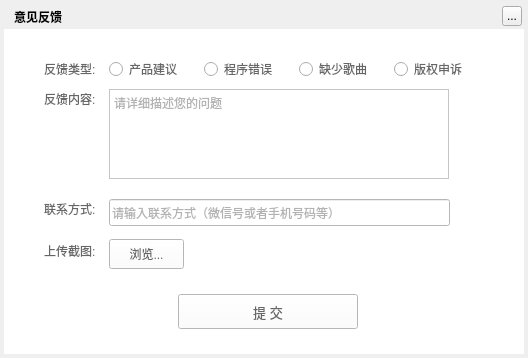
The window that TTKModule/TTKWidget/musicUiKits/musicWidgetKits/musicmessagefeedbackdialog.ui (Greedysky/TTKMusicPlayer) describes before a commit, drawn with Qt 5.
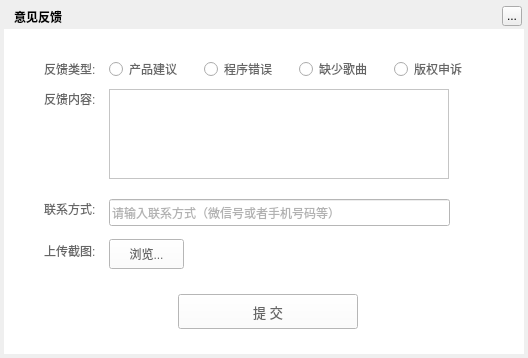
The same window after the commit.

Commit message: Fixed build on linux[345674]

What changed in the file:
```diff
--- a/TTKModule/TTKWidget/musicUiKits/musicWidgetKits/musicmessagefeedbackdialog.ui
+++ b/TTKModule/TTKWidget/musicUiKits/musicWidgetKits/musicmessagefeedbackdialog.ui
@@ -185,9 +185,6 @@
       <height>90</height>
      </rect>
     </property>
-    <property name="placeholderText">
-     <string>请详细描述您的问题</string>
-    </property>
    </widget>
    <widget class="QLabel" name="label_3">
     <property name="geometry">
```
The commit also changes 2 other files.
